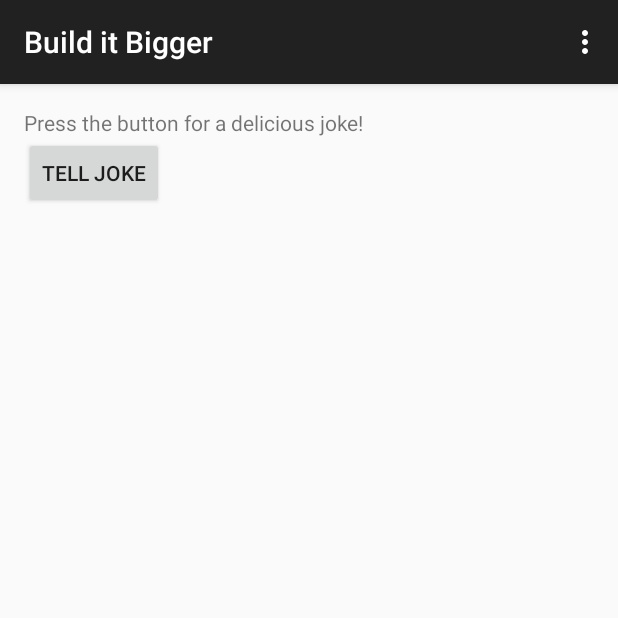
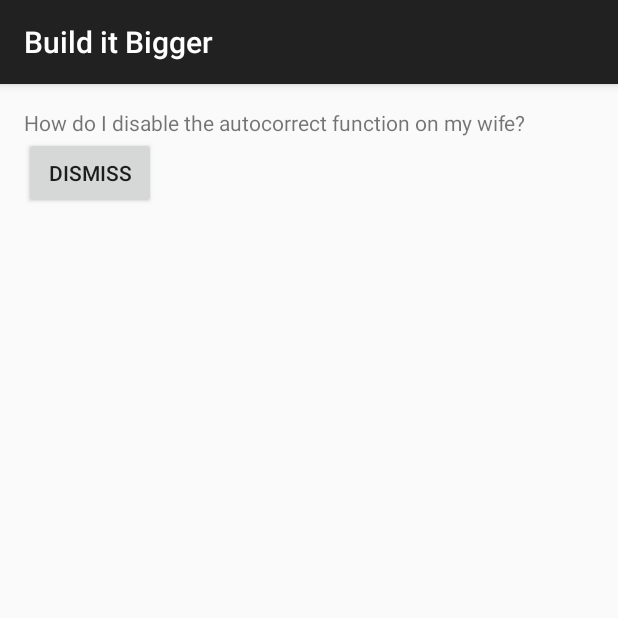
Before and after one commit to my-nguyen/BuildItBigger, an Android app: the screen it shows after launch (MainActivity before the commit, JokeActivity after it), after a tap on "TELL JOKE", on a phone screen of 412 x 824 dp, the top half of it. Run offline under Robolectric (Android 15) with nearby library versions, the phone set to English and light mode, and no system bars; our stand-ins replace AdMob.

Commit message:
Step 2: Create an Android Library

```diff
--- /dev/null
+++ b/activitylibrary/src/main/java/com/nguyen/activitylibrary/JokeActivity.java
@@ -0,0 +1,37 @@
+package com.nguyen.activitylibrary;
+
+import android.content.Context;
+import android.content.Intent;
+import android.os.Bundle;
+import android.support.annotation.Nullable;
+import android.support.v7.app.AppCompatActivity;
+import android.view.View;
+import android.widget.Button;
+import android.widget.TextView;
+
+/**
+ * Created by My on 5/18/2016.
+ */
+public class JokeActivity extends AppCompatActivity {
+   public static Intent newIntent(Context context, String joke) {
+      Intent intent = new Intent(context, JokeActivity.class);
+      intent.putExtra("JOKE_IN", joke);
+      return intent;
+   }
+
+   @Override
+   protected void onCreate(@Nullable Bundle savedInstanceState) {
+      super.onCreate(savedInstanceState);
+      setContentView(R.layout.activity_joke);
+      String joke = getIntent().getStringExtra("JOKE_IN");
+      TextView jokeText = (TextView)findViewById(R.id.text);
+      Button dismiss = (Button)findViewById(R.id.dismiss);
+      jokeText.setText(joke);
+      dismiss.setOnClickListener(new View.OnClickListener() {
+         @Override
+         public void onClick(View v) {
+            finish();
+         }
+      });
+   }
+}
--- /dev/null
+++ b/activitylibrary/src/main/res/layout/activity_joke.xml
@@ -0,0 +1,22 @@
+<?xml version="1.0" encoding="utf-8"?>
+<LinearLayout xmlns:android="http://schemas.android.com/apk/res/android"
+              android:orientation="vertical"
+              android:layout_width="match_parent"
+              android:layout_height="match_parent"
+              android:paddingLeft="@dimen/activity_horizontal_margin"
+              android:paddingRight="@dimen/activity_horizontal_margin"
+              android:paddingTop="@dimen/activity_vertical_margin"
+              android:paddingBottom="@dimen/activity_vertical_margin"
+    >
+    <TextView
+        android:layout_width="wrap_content"
+        android:layout_height="wrap_content"
+        android:id="@+id/text"
+        />
+    <Button
+        android:layout_width="wrap_content"
+        android:layout_height="wrap_content"
+        android:id="@+id/dismiss"
+        android:text="@string/dismiss"
+        />
+</LinearLayout>
--- /dev/null
+++ b/activitylibrary/src/main/res/values/dimens.xml
@@ -0,0 +1,5 @@
+<?xml version="1.0" encoding="utf-8"?>
+<resources>
+    <dimen name="activity_horizontal_margin">16dp</dimen>
+    <dimen name="activity_vertical_margin">16dp</dimen>
+</resources>
--- /dev/null
+++ b/activitylibrary/src/main/res/values/strings.xml
@@ -0,0 +1,4 @@
+<resources>
+    <string name="app_name">ActivityLibrary</string>
+    <string name="dismiss">Dismiss</string>
+</resources>
--- a/app/build.gradle
+++ b/app/build.gradle
@@ -24,5 +24,6 @@ dependencies {
     compile 'com.android.support:appcompat-v7:23.3.0'
     // Added for AdMob
     compile 'com.google.android.gms:play-services:8.4.0'
-    compile project(':jokelib')
+    compile project(':jokelibrary')
+    compile project(':activitylibrary')
 }
--- a/app/src/main/AndroidManifest.xml
+++ b/app/src/main/AndroidManifest.xml
@@ -27,6 +27,7 @@
         <activity android:name="com.google.android.gms.ads.AdActivity"
             android:configChanges="keyboard|keyboardHidden|orientation|screenLayout|uiMode|screenSize|smallestScreenSize"
             android:theme="@android:style/Theme.Translucent" />
+        <activity android:name="com.nguyen.activitylibrary.JokeActivity"/>
     </application>
 
 </manifest>
--- a/app/src/main/java/com/udacity/gradle/builditbigger/MainActivity.java
+++ b/app/src/main/java/com/udacity/gradle/builditbigger/MainActivity.java
@@ -1,15 +1,16 @@
 package com.udacity.gradle.builditbigger;
 
-import android.support.v7.app.ActionBarActivity;
+import android.content.Intent;
 import android.os.Bundle;
+import android.support.v7.app.AppCompatActivity;
 import android.view.Menu;
 import android.view.MenuItem;
 import android.view.View;
-import android.widget.Toast;
 
 import com.nguyen.JokeFactory;
+import com.nguyen.activitylibrary.JokeActivity;
 
-public class MainActivity extends ActionBarActivity {
+public class MainActivity extends AppCompatActivity {
 
     @Override
     protected void onCreate(Bundle savedInstanceState) {
@@ -32,14 +33,14 @@ public class MainActivity extends ActionBarActivity {
         int id = item.getItemId();
 
         //noinspection SimplifiableIfStatement
-        if (id == R.id.action_settings) {
+        if (id == R.id.action_settings)
             return true;
-        }
 
         return super.onOptionsItemSelected(item);
     }
 
-    public void tellJoke(View view){
-        Toast.makeText(this, JokeFactory.getJoke(), Toast.LENGTH_SHORT).show();
+    public void tellJoke(View view) {
+        Intent intent = JokeActivity.newIntent(this, JokeFactory.getJoke());
+        startActivity(intent);
     }
 }
--- a/settings.gradle
+++ b/settings.gradle
@@ -1 +1 @@
-include ':app', ':jokelib'
+include ':app', ':jokelibrary', ':activitylibrary'
```
Also changed, not shown: activitylibrary/build.gradle (added, +25 -0 lines), activitylibrary/src/main/AndroidManifest.xml (added, +12 -0 lines), jokelibrary/build.gradle (renamed from jokelib/build.gradle), jokelibrary/src/main/java/com/nguyen/JokeFactory.java (renamed from jokelib/src/main/java/com/nguyen/JokeFactory.java), 10 other files.
